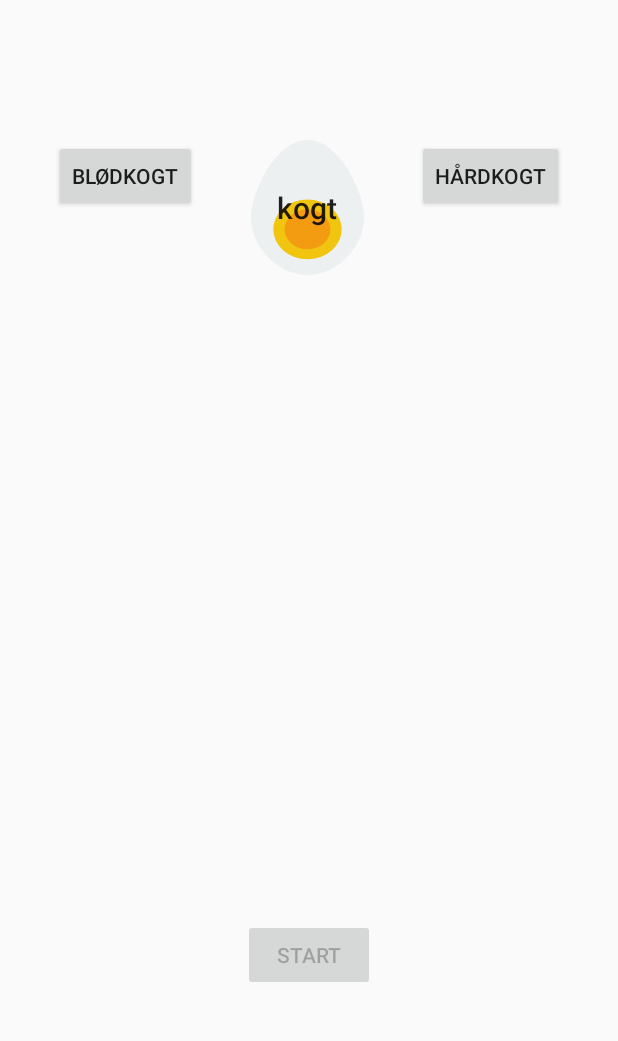
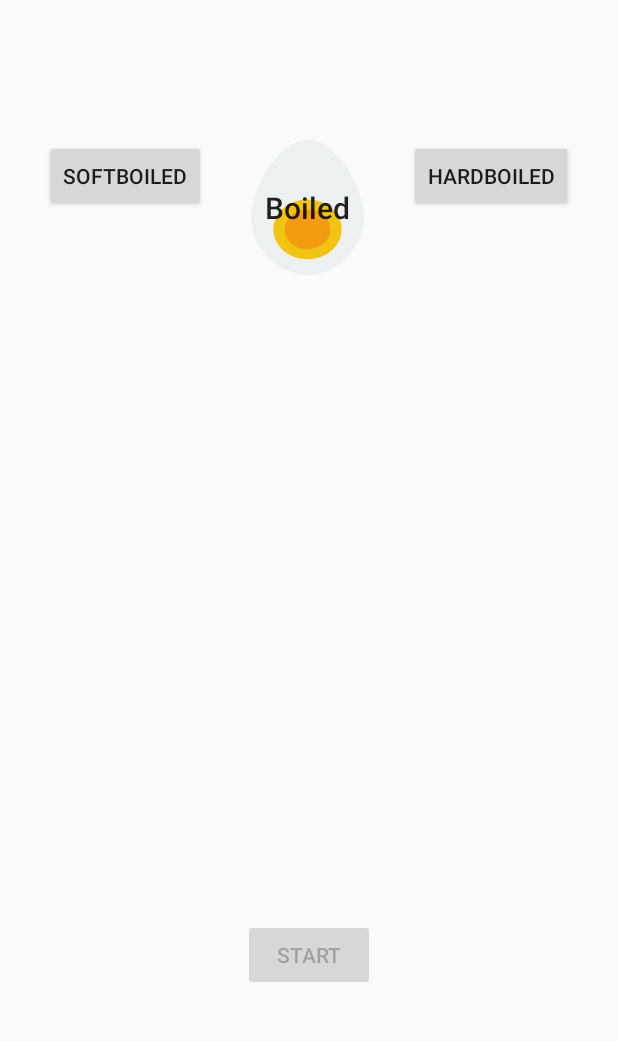
Before and after one commit to PirateRacham/Ggeur, an Android app: the screen it shows after launch (MainActivity), on a phone screen of 412 x 824 dp, the part 162-1203 px from its top. Run offline under Robolectric (Android 15) with nearby library versions, the phone set to English and light mode, and no system bars.

Commit message:
Changed localization to en_UK

```diff
--- a/app/src/main/res/layout/activity_main.xml
+++ b/app/src/main/res/layout/activity_main.xml
@@ -13,7 +13,7 @@
         android:layout_marginTop="145dp"
         android:enabled="true"
         android:onClick="onButtonEggSelectedClicked"
-        android:text="@string/buttonBlødkogte"
+        android:text="@string/buttonSoftboiled"
         app:layout_constraintEnd_toStartOf="@+id/button2"
         app:layout_constraintHorizontal_bias="0.5"
         app:layout_constraintStart_toStartOf="parent"
@@ -27,7 +27,7 @@
         android:background="@drawable/ic_medium"
         android:enabled="true"
         android:onClick="onButtonEggSelectedClicked"
-        android:text="@string/buttonKogte"
+        android:text="@string/buttonBoiled"
         android:textAppearance="@style/TextAppearance.AppCompat.Title"
         app:layout_constraintEnd_toStartOf="@+id/button3"
         app:layout_constraintHorizontal_bias="0.5"
@@ -41,7 +41,7 @@
         android:layout_marginTop="145dp"
         android:enabled="true"
         android:onClick="onButtonEggSelectedClicked"
-        android:text="@string/buttonHårdkogte"
+        android:text="@string/buttonHardboiled"
         app:layout_constraintEnd_toEndOf="parent"
         app:layout_constraintHorizontal_bias="0.5"
         app:layout_constraintStart_toEndOf="@+id/button2"
--- a/app/src/main/res/values/strings.xml
+++ b/app/src/main/res/values/strings.xml
@@ -1,7 +1,7 @@
 <resources>
     <string name="app_name">Ggeur</string>
-    <string name="buttonBlødkogte">Blødkogt</string>
-    <string name="buttonKogte">kogt</string>
-    <string name="buttonHårdkogte">hårdkogt</string>
+    <string name="buttonSoftboiled">softBoiled</string>
+    <string name="buttonBoiled">Boiled</string>
+    <string name="buttonHardboiled">hardBoiled</string>
     <string name="buttonStart">Start</string>
 </resources>
```
